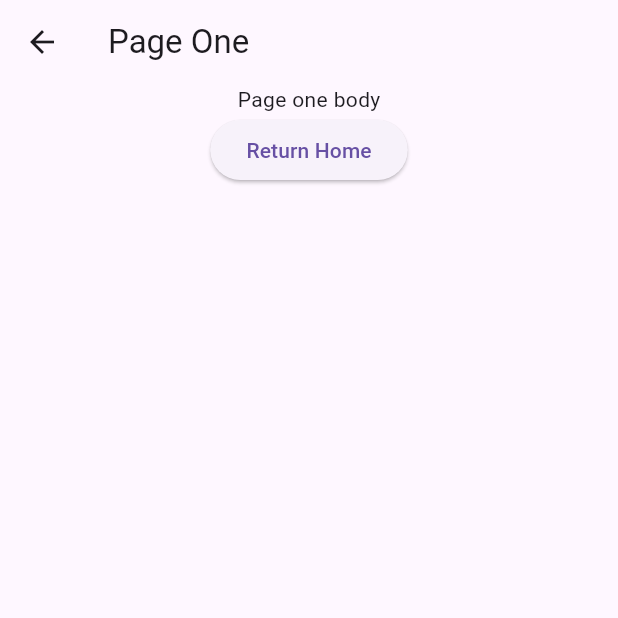
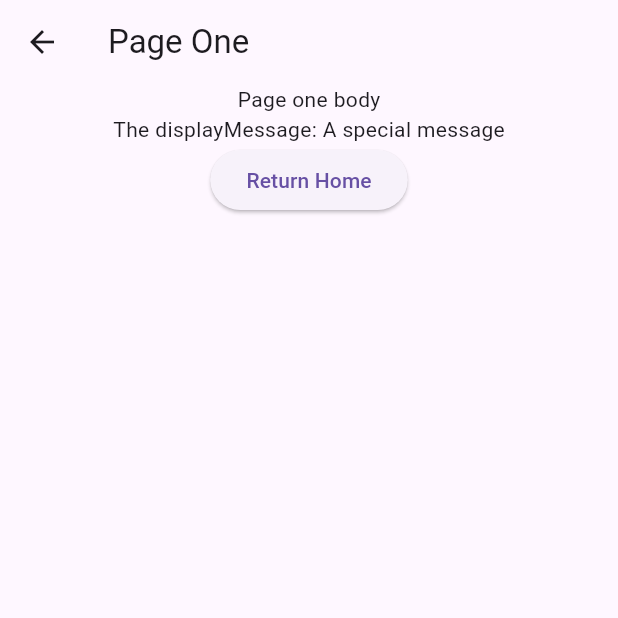
Before and after one commit to arielccjr/MobileApp-workbook, a Flutter app: the screen it shows after launch, after a tap on "Page One", on a phone screen of 412 x 824 dp, the top half of it. Run offline on Flutter 3.47's test engine with Material 3 defaults, Android fonts, the phone set to English and light mode, and no system bars.

Commit message:
Week 05 Named Routes

```diff
--- a/week_05_navigation_demo/lib/main.dart
+++ b/week_05_navigation_demo/lib/main.dart
@@ -1,5 +1,7 @@
 import 'package:flutter/material.dart';
 import 'package:week_05_navigation_demo/pages/home.dart';
+import 'package:week_05_navigation_demo/pages/page_one.dart';
+import 'package:week_05_navigation_demo/pages/page_two.dart';
 
 void main() {
   runApp(const MainApp());
@@ -10,8 +12,39 @@ class MainApp extends StatelessWidget {
 
   @override
   Widget build(BuildContext context) {
-    return const MaterialApp(
-      home: Home(),
+    return MaterialApp(
+      initialRoute: Home.routeName,
+      onGenerateRoute: (settings) {
+        MaterialPageRoute? page;
+
+        switch (settings.name) {
+          case Home.routeName:
+            page = MaterialPageRoute(builder: (context) => const Home());
+            break;
+          case PageOne.routeName:
+            String messageArg = settings.arguments as String;
+            page = MaterialPageRoute(
+                builder: (context) => PageOne(
+                      displayMessage: messageArg,
+                    ));
+            break;
+          case PageTwo.routeName:
+            page = MaterialPageRoute(builder: (context) => const PageTwo());
+            break;
+        }
+
+        return page;
+      },
+      // Simple named routes, no args
+      // routes: {
+      //   Home.routeName: (context) => const Home(),
+      //   PageOne.routeName: (context) => const PageOne(
+      //         displayMessage: 'Default Display',
+      //       ),
+      //   PageTwo.routeName: (context) => const PageTwo(),
+      // },
+      // Original home page display
+      // home: Home(),
     );
   }
 }
--- a/week_05_navigation_demo/lib/pages/home.dart
+++ b/week_05_navigation_demo/lib/pages/home.dart
@@ -4,6 +4,8 @@ import 'package:week_05_navigation_demo/pages/page_two.dart';
 
 class Home extends StatefulWidget {
   const Home({super.key});
+
+  static const routeName = 'home';
 
   @override
   State<StatefulWidget> createState() => _HomeState();
@@ -23,25 +25,19 @@ class _HomeState extends State<Home> {
           children: [
             ElevatedButton(
               onPressed: () async {
-                final message = await Navigator.of(context).push(
-                  MaterialPageRoute(
-                    builder: (context) => PageOne(),
-                  ),
-                );
+                final message = await Navigator.of(context).pushNamed(
+                    PageOne.routeName,
+                    arguments: 'A special message');
 
                 setState(() {
-                  returnMessage = message;
+                  returnMessage = message as String;
                 });
               },
               child: const Text('Page One'),
             ),
             ElevatedButton(
               onPressed: () {
-                Navigator.of(context).push(
-                  MaterialPageRoute(
-                    builder: (context) => PageTwo(),
-                  ),
-                );
+                Navigator.of(context).pushNamed(PageTwo.routeName);
               },
               child: const Text('Page Two'),
             ),
--- a/week_05_navigation_demo/lib/pages/page_one.dart
+++ b/week_05_navigation_demo/lib/pages/page_one.dart
@@ -1,7 +1,11 @@
 import 'package:flutter/material.dart';
 
 class PageOne extends StatelessWidget {
-  const PageOne({super.key});
+  const PageOne({required this.displayMessage, super.key});
+
+  static const routeName = 'page_one';
+
+  final String displayMessage;
 
   @override
   Widget build(BuildContext context) {
@@ -19,6 +23,7 @@ class PageOne extends StatelessWidget {
         child: Column(
           children: [
             const Text('Page one body'),
+            Text('The displayMessage: $displayMessage'),
             ElevatedButton(
               onPressed: () {
                 Navigator.of(context).pop<String>('Return from button');
--- a/week_05_navigation_demo/lib/pages/page_two.dart
+++ b/week_05_navigation_demo/lib/pages/page_two.dart
@@ -2,6 +2,8 @@ import 'package:flutter/material.dart';
 
 class PageTwo extends StatelessWidget {
   const PageTwo({super.key});
+
+  static const routeName = 'page_two';
 
   @override
   Widget build(BuildContext context) {
```
